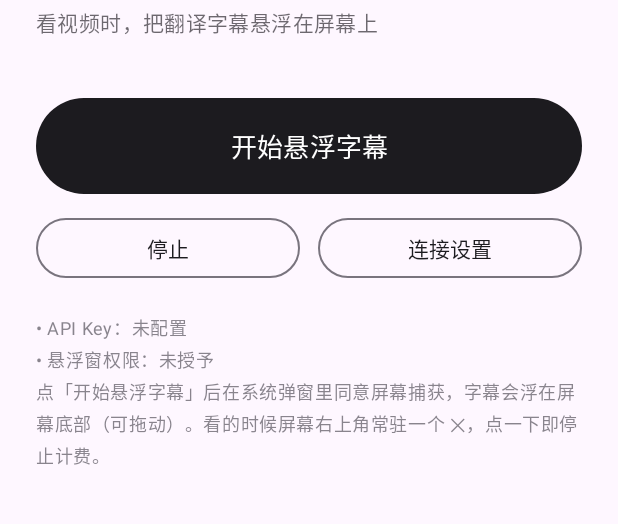
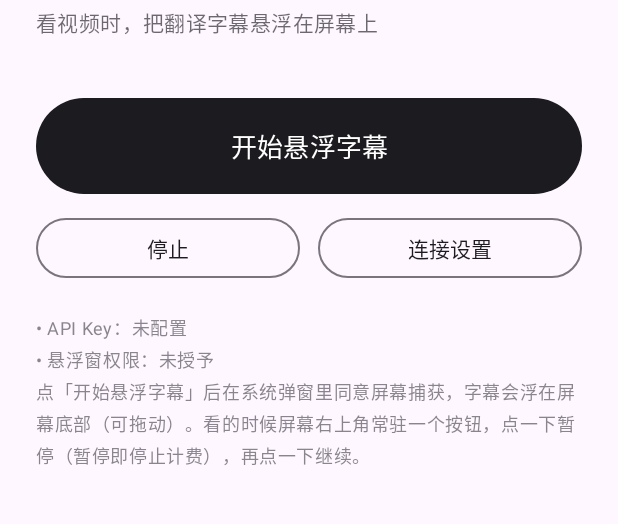
Before and after one commit to xuchen-wq/livecaption, an Android app: the screen it shows after launch (MainActivity), on a phone screen of 412 x 824 dp, the part 129-653 px from its top. Run offline under Robolectric (Android 15) with nearby library versions, the light colour scheme and no system bars.

Commit message:
Fix pause/resume hint text in MainActivity

```diff
--- a/app/src/main/java/com/livecaption/MainActivity.kt
+++ b/app/src/main/java/com/livecaption/MainActivity.kt
@@ -68,7 +68,7 @@ class MainActivity : android.app.Activity() {
             append("• 悬浮窗权限：")
             append(if (Settings.canDrawOverlays(this@MainActivity)) "已授予" else "未授予")
             appendLine()
-            append("点「开始悬浮字幕」后在系统弹窗里同意屏幕捕获，字幕会浮在屏幕底部（可拖动）。看的时候屏幕右上角常驻一个 ✕，点一下即停止计费。")
+            append("点「开始悬浮字幕」后在系统弹窗里同意屏幕捕获，字幕会浮在屏幕底部（可拖动）。看的时候屏幕右上角常驻一个按钮，点一下暂停（暂停即停止计费），再点一下继续。")
         }
     }
 
@@ -169,7 +169,7 @@ class MainActivity : android.app.Activity() {
             .putExtra(AudioCaptureService.EXTRA_RESULT_DATA, data)
 
         startForegroundService(intent)
-        toast("已启动。切到浏览器播放视频，右上角 ✕ 可停止计费")
+        toast("已启动。切到浏览器播放视频，右上角按钮可暂停/继续")
     }
 
     private fun toast(message: String) {
```
